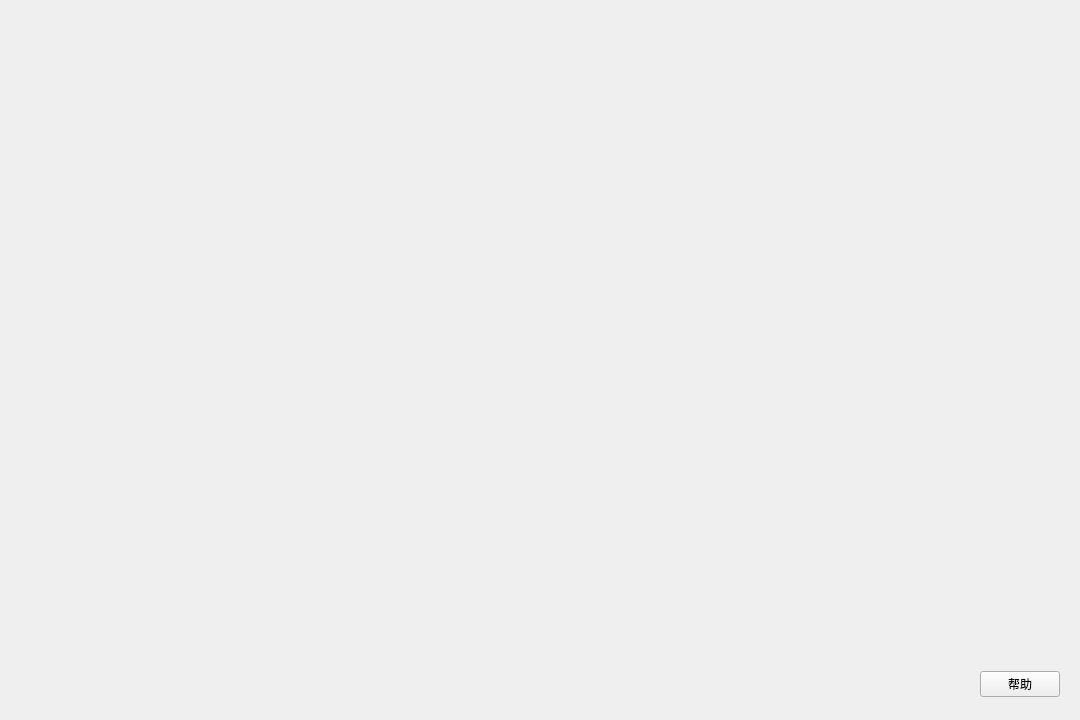
The window that game/game.ui (tanxuan21/GreedySnake) describes before a commit, drawn with Qt 5.
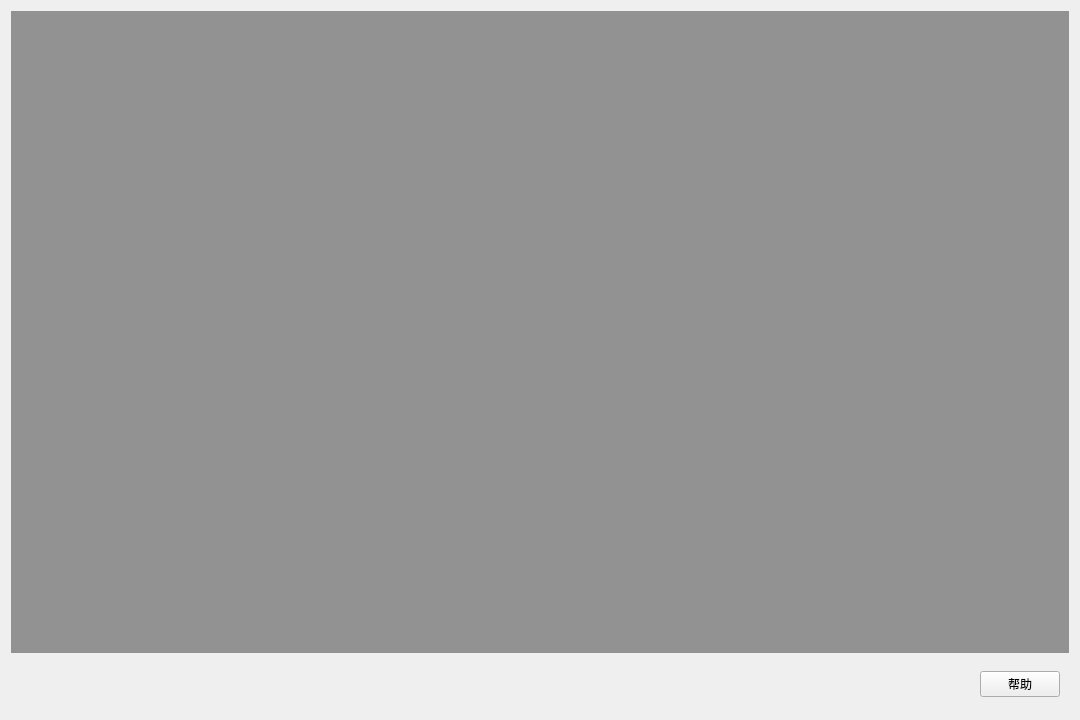
The same window after the commit.

Diff of the .ui file:
```diff
--- a/game/game.ui
+++ b/game/game.ui
@@ -28,6 +28,10 @@
        <height>16777215</height>
       </size>
      </property>
+     <property name="styleSheet">
+      <string notr="true">
+background-color: rgb(146, 146, 146);</string>
+     </property>
     </widget>
    </item>
    <item>
```
